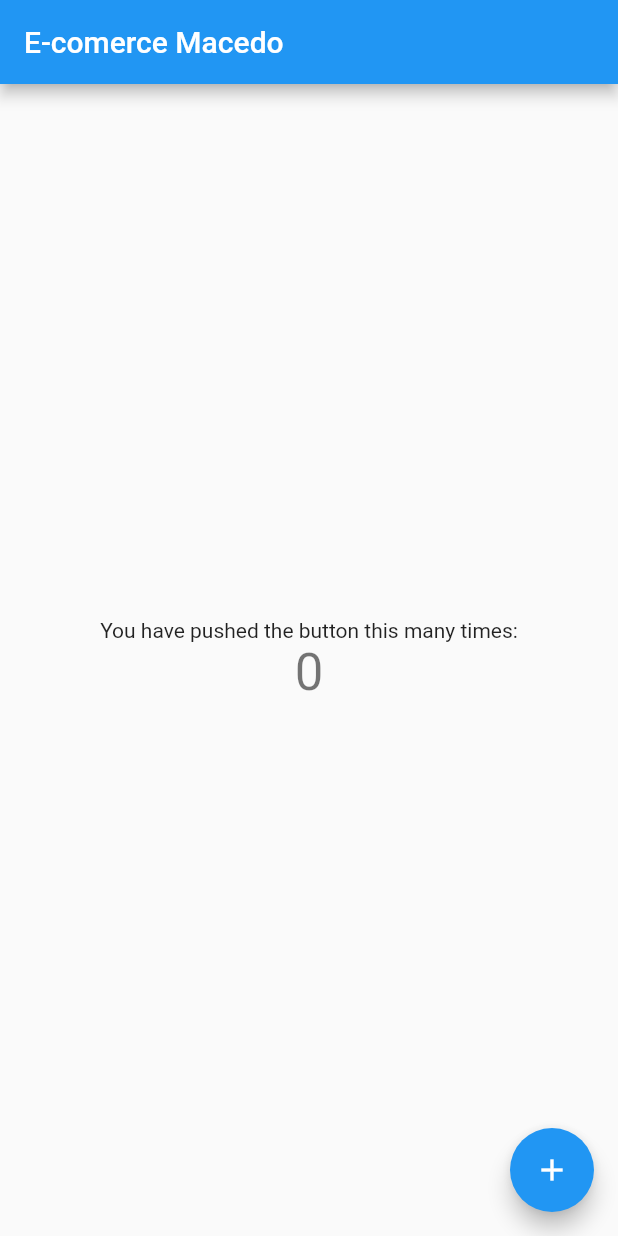
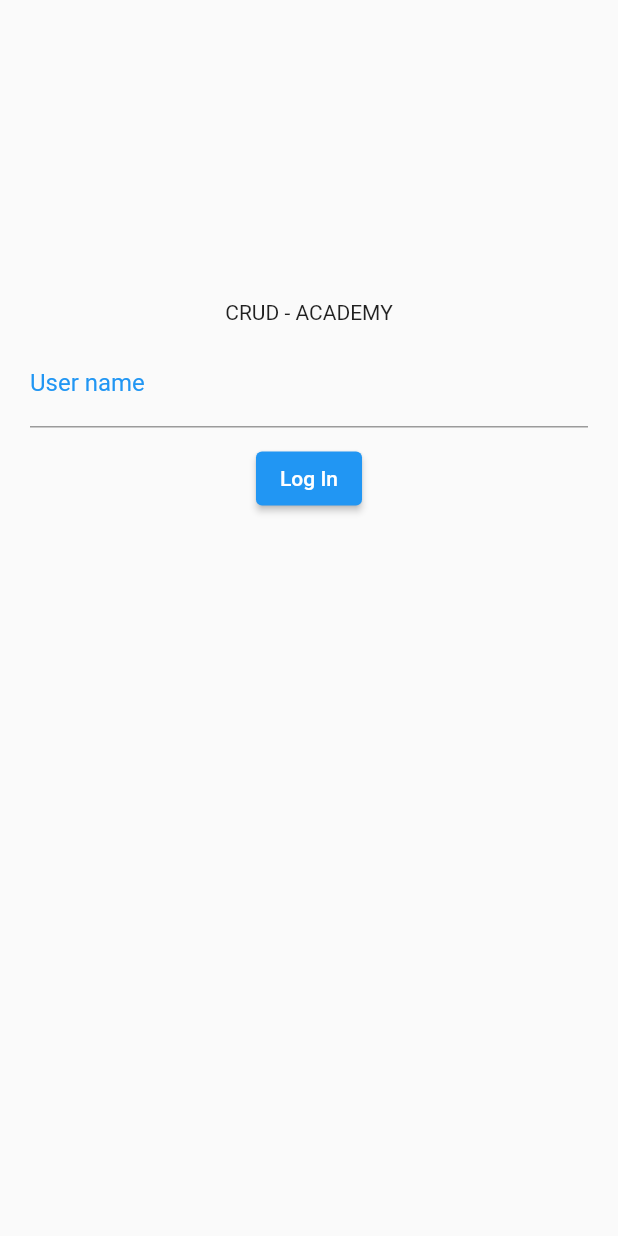
Before and after one commit to DanubiaM/Computer-Engineering-, a Flutter app: the screen it shows after launch, on a phone screen of 412 x 824 dp. Run offline on Flutter 3.47's test engine with Material 2 defaults, Android fonts, the phone set to English and light mode, and no system bars; our stand-ins replace cloud_firestore; accounts and stored records are empty.

Commit message:
feat: design log on

```diff
--- a/LPIII -Flutter/econ_aulas/lib/main.dart
+++ b/LPIII -Flutter/econ_aulas/lib/main.dart
@@ -1,3 +1,4 @@
+import 'package:econ_aulas/screens/login_screen.dart';
 import 'package:flutter/material.dart';
 
 void main() {
@@ -11,15 +12,15 @@
   @override
   Widget build(BuildContext context) {
     return MaterialApp(
-      title: 'Flutter Demo',
+      title: 'Engenharia da Computação',
       theme: ThemeData(
         primarySwatch: Colors.blue,
       ),
-      home: const MyHomePage(title: 'Flutter Demo Home Page'),
+      home: const LoginScreen(title: 'CRUD - ACADEMY'),
     );
   }
 }
-
+/*
 class MyHomePage extends StatefulWidget {
   const MyHomePage({Key? key, required this.title}) : super(key: key);
 
@@ -42,13 +43,9 @@
   Widget build(BuildContext context) {
     return Scaffold(
       appBar: AppBar(
-        // Here we take the value from the MyHomePage object that was created by
-        // the App.build method, and use it to set our appbar title.
-        title: Text('E-comerce Macedo'),
+        title: const Text('E-comerce Macedo'),
       ),
       body: Center(
-        // Center is a layout widget. It takes a single child and positions it
-        // in the middle of the parent.
         child: Column(
           mainAxisAlignment: MainAxisAlignment.center,
           children: <Widget>[
@@ -56,7 +53,7 @@
               'You have pushed the button this many times:',
             ),
             Text(
-              '$_counter',
+              '$_counter', //$ implica que esta lendo uma variavel
               style: Theme.of(context).textTheme.headline4,
             ),
           ],
@@ -69,4 +66,6 @@
       ), // This trailing comma makes auto-formatting nicer for build methods.
     );
   }
+
 }
+*/
--- a/LPIII -Flutter/econ_aulas/lib/models/database.dart
+++ b/LPIII -Flutter/econ_aulas/lib/models/database.dart
@@ -1,7 +1,6 @@
 import 'package:cloud_firestore/cloud_firestore.dart';
 
-// inicializar a instancia do firebase localmente
-
-FirebaseFirestore firestore = FirebaseFirestore.instance;
+FirebaseFirestore _firestore = FirebaseFirestore.instance;
+CollectionReference _reference = _firestore.collection("academico");
 
 class Database {}
--- /dev/null
+++ b/LPIII -Flutter/econ_aulas/lib/screens/login_screen.dart
@@ -0,0 +1,55 @@
+import 'package:flutter/material.dart'; //disponibiliza todos os componentes
+
+//'stf' starefull ja cria automaticamente
+
+class LoginScreen extends StatefulWidget {
+  final String title;
+  //Construtor - title é um parametro que deve ser passado ao utilizar essa classe
+  const LoginScreen({Key? key, required this.title}) : super(key: key);
+
+  //criando um estado
+  @override
+  _LoginScreenState createState() => _LoginScreenState();
+}
+
+//Separando para controlar a classe
+class _LoginScreenState extends State<LoginScreen> {
+  TextEditingController _userIdController = TextEditingController();
+
+  //Função build retorna um Widget
+  @override
+  Widget build(BuildContext context) {
+    return Scaffold(
+      body: Form(
+        child: Center(
+          child: Column(
+            children: [
+              SizedBox(
+                height: 200,
+              ),
+              Text(widget.title),
+              Padding(
+                padding:
+                    const EdgeInsets.symmetric(horizontal: 20.0, vertical: 10),
+                child: TextFormField(
+                  //Todo conteudo deste Form estara vinculado a variavel do controller "_userIdController"
+                  controller: _userIdController,
+                  style: TextStyle(color: Colors.lightBlue[900]),
+                  decoration: InputDecoration(
+                      labelStyle: TextStyle(color: Colors.blue),
+                      labelText: "User name",
+                      hintText: "Please, write your ID"),
+                ),
+              ),
+              ElevatedButton(
+                  onPressed: () {
+                    debugPrint("${_userIdController.text} log in");
+                  },
+                  child: Text("Log In"))
+            ],
+          ),
+        ),
+      ),
+    );
+  }
+}
```
Also changed, not shown: LPIII -Flutter/course_yt/lib/home_page.dart (+13 -11 lines), LPIII -Flutter/econ_aulas/pubspec.yaml (+5 -4 lines), LPIII -Flutter/econ_aulas/pubspec.lock, 2 other files.
